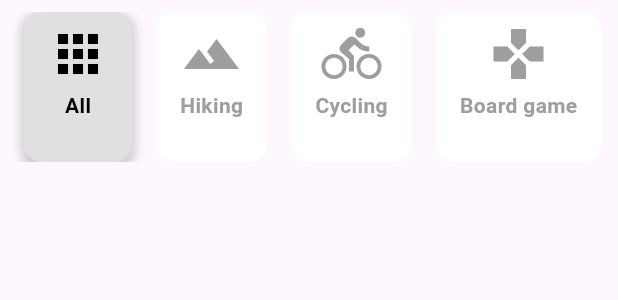
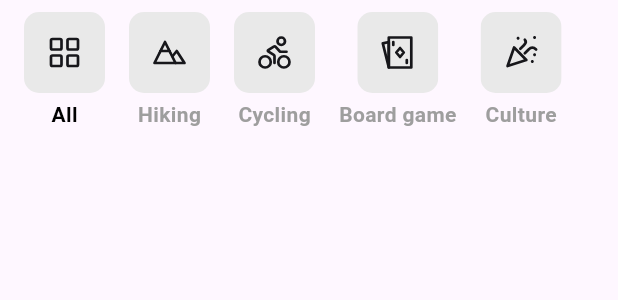
Before and after one commit to JaeH0ng/okapi_z, a Flutter app: the AdventureTypeSelector widget shown alone on an empty page, opened directly, on a phone screen of 412 x 824 dp. Shown: the top 300 px of the screen. Run offline on Flutter 3.47's test engine with Material 3 defaults, Android fonts, the phone set to English and light mode, and no system bars; our stand-ins replace equatable, flutter_riverpod, flutter_svg, image_picker.

Commit message:
update: clean up adventure type filter

```diff
--- a/lib/features/auth/presentation/widgets/adventure_type_filter.dart
+++ b/lib/features/auth/presentation/widgets/adventure_type_filter.dart
@@ -1,4 +1,5 @@
 import 'package:flutter/material.dart';
+import 'package:flutter_svg/svg.dart';
 
 class AdventureTypeSelector extends StatefulWidget {
   final ValueChanged<int> onSelected;
@@ -13,11 +14,36 @@ class _AdventureTypeSelectorState extends State<AdventureTypeSelector> {
   int _selectedType = 0;
 
   final List<Map<String, dynamic>> _adventureTypes = [
-    {"icon": Icons.apps, "label": "All"},
-    {"icon": Icons.terrain, "label": "Hiking"},
-    {"icon": Icons.directions_bike, "label": "Cycling"},
-    {"icon": Icons.gamepad, "label": "Board game"},
-    {"icon": Icons.theater_comedy, "label": "Culture"},
+    {
+      "icon": SvgPicture.asset(
+        'assets/icons/all_adventures.svg',
+      ),
+      "label": "All"
+    },
+    {
+      "icon": SvgPicture.asset(
+        'assets/icons/hiking_adventure.svg',
+      ),
+      "label": "Hiking"
+    },
+    {
+      "icon": SvgPicture.asset(
+        'assets/icons/cycling_adventure.svg',
+      ),
+      "label": "Cycling"
+    },
+    {
+      "icon": SvgPicture.asset(
+        'assets/icons/board_game_adventure.svg',
+      ),
+      "label": "Board game"
+    },
+    {
+      "icon": SvgPicture.asset(
+        'assets/icons/culture_adventure.svg',
+      ),
+      "label": "Culture"
+    },
   ];
 
   @override
@@ -41,31 +67,10 @@ class _AdventureTypeSelectorState extends State<AdventureTypeSelector> {
               },
               child: Container(
                 margin: const EdgeInsets.symmetric(horizontal: 8.0),
-                padding:
-                    const EdgeInsets.symmetric(vertical: 8.0, horizontal: 16.0),
-                decoration: BoxDecoration(
-                  color:
-                      _selectedType == index ? Colors.grey[300] : Colors.white,
-                  borderRadius: BorderRadius.circular(12.0),
-                  boxShadow: [
-                    if (_selectedType == index)
-                      BoxShadow(
-                        color: Colors.grey.withOpacity(0.5),
-                        spreadRadius: 2,
-                        blurRadius: 5,
-                        offset: const Offset(0, 3),
-                      ),
-                  ],
-                ),
                 child: Column(
                   mainAxisSize: MainAxisSize.min,
                   children: [
-                    Icon(
-                      _adventureTypes[index]["icon"],
-                      size: 40.0,
-                      color:
-                          _selectedType == index ? Colors.black : Colors.grey,
-                    ),
+                    _adventureTypes[index]["icon"],
                     const SizedBox(height: 4.0),
                     Text(
                       _adventureTypes[index]["label"],
@@ -73,6 +78,7 @@ class _AdventureTypeSelectorState extends State<AdventureTypeSelector> {
                         color:
                             _selectedType == index ? Colors.black : Colors.grey,
                         fontWeight: FontWeight.bold,
+                        fontSize: 14.0,
                       ),
                     ),
                   ],
```
